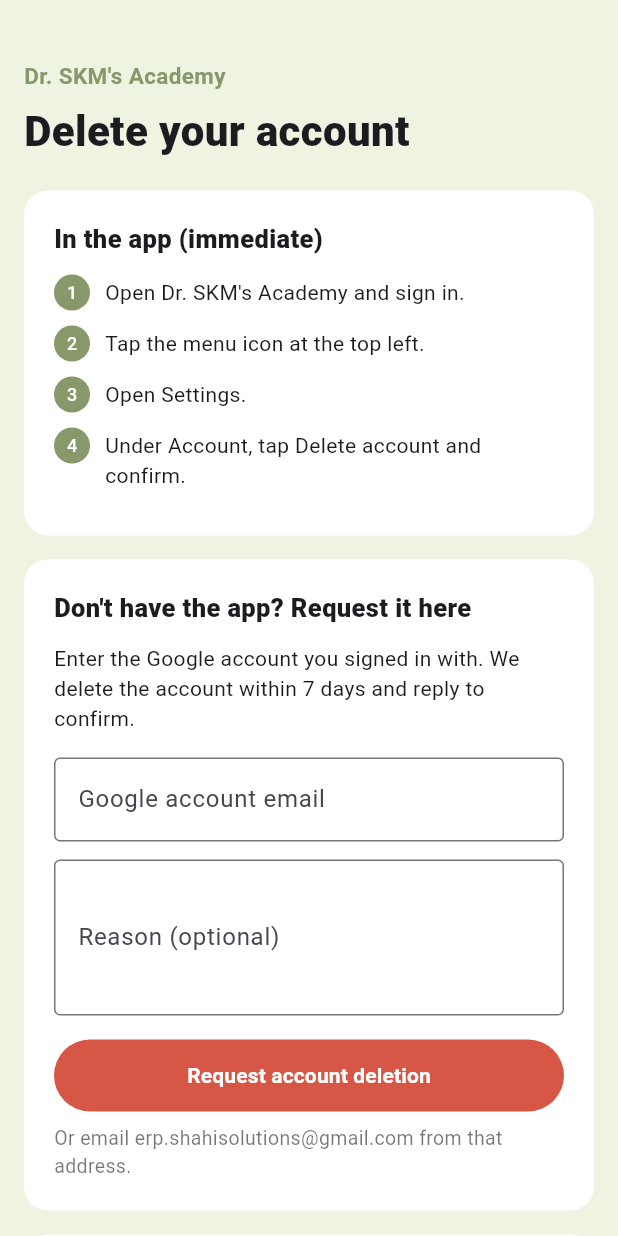
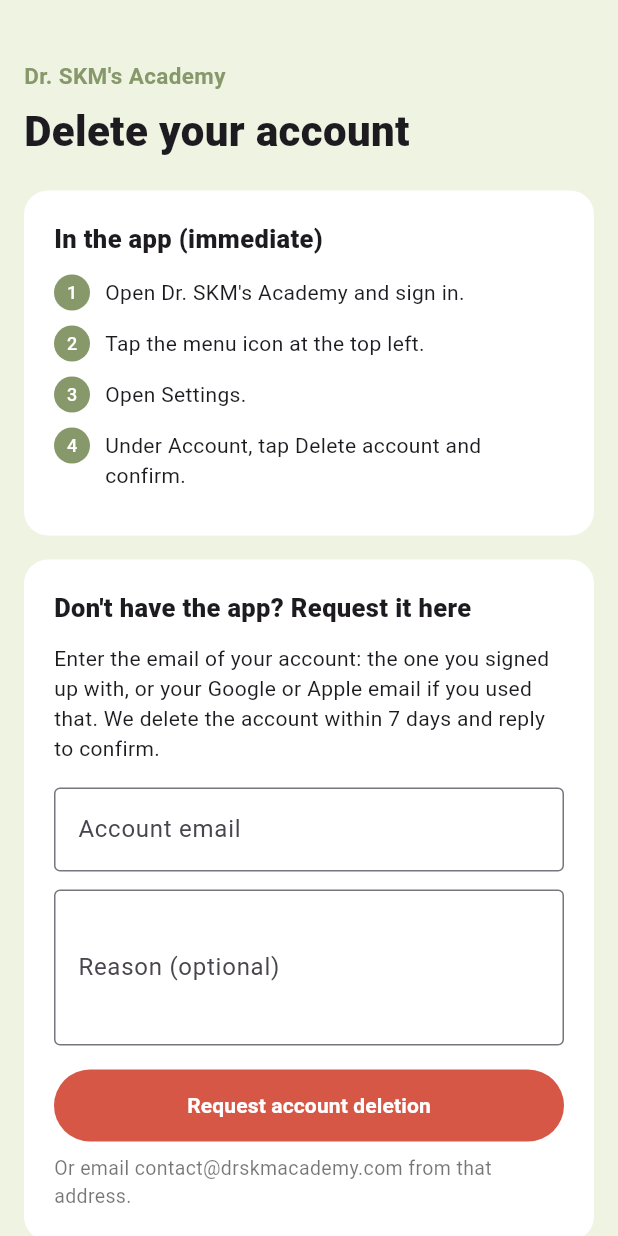
Before and after one commit to keerthanaflutter/DR.app_Delete_Accound, a Flutter app: the screen it shows after launch, on a phone screen of 412 x 824 dp. Run offline on Flutter 3.47's test engine with Material 3 defaults, Android fonts, the phone set to English and light mode, and no system bars.

Commit message:
Point deletion requests at the company inbox, for any sign-in
- Requests now go to contact@drskmacademy.com.
- Students can sign up with email and a code, or with Google or Apple, so
  the form asks for the account's email, not a Google one.
- "Nothing is kept" contradicted the privacy policy: payment records the
  law requires are retained. Say so.

Co-Authored-By: Claude Opus 5.5 (1M context) <noreply@anthropic.com>

```diff
--- a/lib/main.dart
+++ b/lib/main.dart
@@ -9,7 +9,7 @@ import 'package:flutter/material.dart';
 import 'package:url_launcher/url_launcher.dart';
 
 const appName = "Dr. SKM's Academy";
-const supportEmail = 'erp.shahisolutions@gmail.com';
+const supportEmail = 'contact@drskmacademy.com';
 const background = Color(0xFFEFF4E2);
 const brand = Color(0xFF87986B);
 const danger = Color(0xFFD65745);
@@ -47,7 +47,7 @@ class _DeleteAccountPageState extends State<DeleteAccountPage> {
       query: _query({
         'subject': 'Account deletion request – $appName',
         'body': 'Please delete my $appName account and its data.\n\n'
-            'Google account email: ${_email.text.trim()}\n'
+            'Account email: ${_email.text.trim()}\n'
             'Reason (optional): ${_reason.text.trim()}\n',
       }),
     );
@@ -99,8 +99,9 @@ class _DeleteAccountPageState extends State<DeleteAccountPage> {
                   title: "Don't have the app? Request it here",
                   children: [
                     const Text(
-                      'Enter the Google account you signed in with. We delete '
-                      'the account within 7 days and reply to confirm.',
+                      'Enter the email of your account: the one you signed up '
+                      'with, or your Google or Apple email if you used that. We '
+                      'delete the account within 7 days and reply to confirm.',
                       style: TextStyle(height: 1.4),
                     ),
                     const SizedBox(height: 16),
@@ -111,7 +112,7 @@ class _DeleteAccountPageState extends State<DeleteAccountPage> {
                           controller: _email,
                           keyboardType: TextInputType.emailAddress,
                           decoration: const InputDecoration(
-                              labelText: 'Google account email',
+                              labelText: 'Account email',
                               border: OutlineInputBorder()),
                           validator: (v) =>
                               RegExp(r'^\S+@\S+\.\S+$').hasMatch(v?.trim() ?? '')
@@ -153,8 +154,9 @@ class _DeleteAccountPageState extends State<DeleteAccountPage> {
                       'Everything tied to the account: your profile (name, '
                       'email, phone, photo), course selection, subscription, '
                       'progress, quiz and test results, saved items, '
-                      'comments, notification tokens and sessions. Nothing '
-                      'is kept, and deletion cannot be undone.',
+                      'comments, notification tokens and sessions. Only '
+                      'payment records the law requires us to keep are '
+                      'retained. Deletion cannot be undone.',
                       style: TextStyle(height: 1.5),
                     ),
                   ],
```
